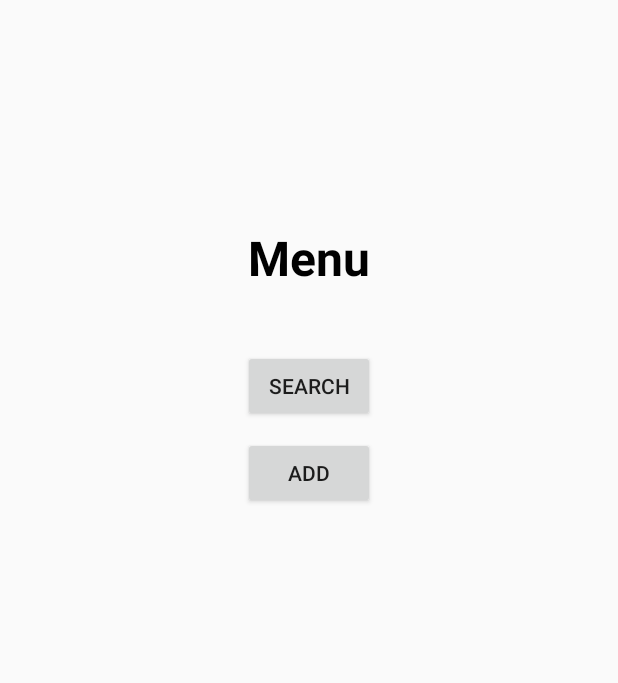
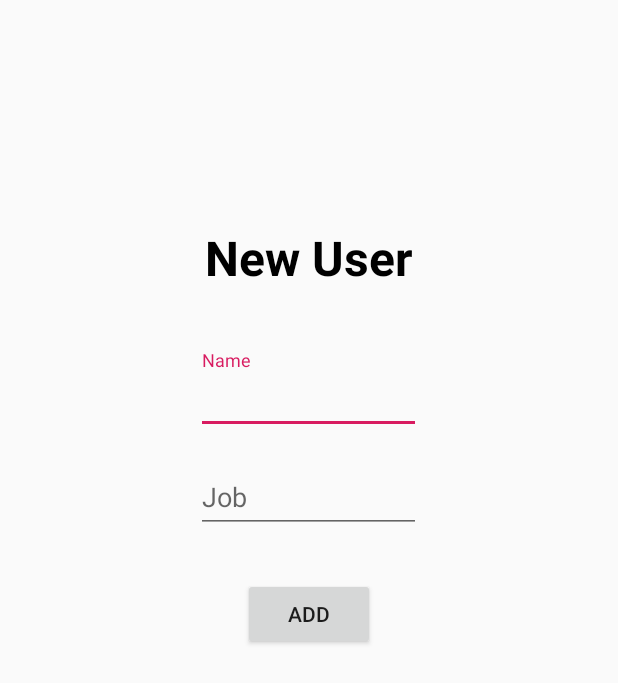
Before and after one commit to rosebm/UserHunter, an Android app: the screen it shows after launch (MenuActivity before the commit, AddUserActivity after it), after a tap on "ADD", on a phone screen of 412 x 824 dp. Shown: the top 683 px of the screen. Run offline under Robolectric (Android 15) with nearby library versions, the phone set to English and light mode, and no system bars; our stand-ins replace data binding.

```diff
--- a/app/build.gradle
+++ b/app/build.gradle
@@ -36,5 +36,6 @@ dependencies {
     implementation 'com.android.support:recyclerview-v7:28.0.0'
     implementation 'com.squareup.picasso:picasso:2.71828'
     implementation 'com.google.code.gson:gson:2.8.5'
+    implementation 'com.squareup.retrofit2:retrofit:2.6.1'
     implementation 'com.squareup.retrofit2:converter-gson:2.4.0'
 }
--- a/app/src/main/AndroidManifest.xml
+++ b/app/src/main/AndroidManifest.xml
@@ -25,6 +25,9 @@
         <activity
             android:name=".Activities.SearchActivity"
             android:screenOrientation="portrait" />
+        <activity
+            android:name=".Activities.AddUserActivity"
+            android:screenOrientation="portrait" />
     </application>
 
 </manifest>
--- /dev/null
+++ b/app/src/main/java/com/rosalyn/userhunter/Activities/AddUserActivity.java
@@ -0,0 +1,46 @@
+package com.rosalyn.userhunter.Activities;
+
+import android.app.Activity;
+import android.content.Context;
+import android.os.Bundle;
+import android.view.View;
+import android.widget.Toast;
+
+import com.rosalyn.userhunter.Presenter.UserActivityPresenter;
+import com.rosalyn.userhunter.R;
+import com.rosalyn.userhunter.databinding.ActivityAddUserBinding;
+
+import androidx.annotation.Nullable;
+import androidx.databinding.DataBindingUtil;
+
+public class AddUserActivity extends Activity {
+    private ActivityAddUserBinding activityAddUserBinding;
+    private Context context;
+
+    @Override
+    protected void onCreate(@Nullable Bundle savedInstanceState) {
+        super.onCreate(savedInstanceState);
+        context = this;
+
+        activityAddUserBinding = DataBindingUtil.setContentView(this, R.layout.activity_add_user);
+        initializeListeners();
+    }
+
+    private void initializeListeners(){
+        activityAddUserBinding.btnAdd.setOnClickListener(new View.OnClickListener() {
+            @Override
+            public void onClick(View view) {
+                String name = activityAddUserBinding.tilName.getEditText().getText().toString();
+                String job = activityAddUserBinding.tilJob.getEditText().getText().toString();
+
+                //Toast.makeText(context, name + " " + job, Toast.LENGTH_SHORT).show();
+                addNewUser(name, job);
+            }
+        });
+    }
+
+    private void addNewUser(String name, String job){
+        UserActivityPresenter userActivityPresenter = new UserActivityPresenter();
+
+    }
+}
--- a/app/src/main/java/com/rosalyn/userhunter/Activities/MenuActivity.java
+++ b/app/src/main/java/com/rosalyn/userhunter/Activities/MenuActivity.java
@@ -47,5 +47,7 @@ public class MenuActivity extends Activity implements View.OnClickListener{
      * Calls the AddUser activity
      */
     private void callAddScreen(){
+        Intent intent = new Intent(this, AddUserActivity.class);
+        startActivity(intent);
     }
 }
--- a/app/src/main/java/com/rosalyn/userhunter/Model/UserResponse.java
+++ b/app/src/main/java/com/rosalyn/userhunter/Model/UserResponse.java
@@ -9,13 +9,13 @@ public class UserResponse {
     @SerializedName("avatar")
     private String photo_url;
 
-    @SerializedName("firs_name")
+    @SerializedName("first_name")
     private String first_name;
 
     @SerializedName("last_name")
     private String last_name;
 
-    @SerializedName("last_name")
+    @SerializedName("email")
     private String email;
 
     public UserResponse(String f, String l, String e, String p){//test
--- /dev/null
+++ b/app/src/main/res/layout/activity_add_user.xml
@@ -0,0 +1,61 @@
+<?xml version="1.0" encoding="utf-8"?>
+<layout
+    xmlns:android="http://schemas.android.com/apk/res/android">
+    <LinearLayout
+        android:id="@+id/ll_root"
+        android:orientation="vertical"
+        android:layout_width="match_parent"
+        android:layout_height="match_parent">
+
+        <TextView
+            android:id="@+id/tv_title"
+            style="@style/TitleText"
+            android:text="@string/add_user"
+            android:layout_width="wrap_content"
+            android:layout_height="wrap_content"
+            android:layout_marginTop="150dp"
+            android:layout_gravity="center_horizontal"/>
+
+        <com.google.android.material.textfield.TextInputLayout
+            android:id="@+id/til_name"
+            android:layout_width="150dp"
+            android:layout_height="wrap_content"
+            android:layout_marginTop="40dp"
+            android:layout_gravity="center_horizontal">
+
+            <com.google.android.material.textfield.TextInputEditText
+                android:layout_width="match_parent"
+                android:layout_height="wrap_content"
+                android:hint="@string/name"
+                android:singleLine="true"
+                android:maxLength="15">
+                <requestFocus/>
+            </com.google.android.material.textfield.TextInputEditText>
+
+        </com.google.android.material.textfield.TextInputLayout>
+
+        <com.google.android.material.textfield.TextInputLayout
+            android:id="@+id/til_job"
+            android:layout_width="150dp"
+            android:layout_height="wrap_content"
+            android:layout_marginTop="10dp"
+            android:layout_gravity="center_horizontal">
+
+            <com.google.android.material.textfield.TextInputEditText
+                android:layout_width="match_parent"
+                android:layout_height="wrap_content"
+                android:hint="@string/job"
+                android:singleLine="true"
+                android:maxLength="15"/>
+        </com.google.android.material.textfield.TextInputLayout>
+
+        <Button
+            android:id="@+id/btn_add"
+            android:layout_width="wrap_content"
+            android:layout_height="wrap_content"
+            android:text="@string/add"
+            android:layout_gravity="center_horizontal"
+            android:layout_marginTop="30dp"/>
+
+    </LinearLayout>
+</layout>
--- a/app/src/main/res/values/strings.xml
+++ b/app/src/main/res/values/strings.xml
@@ -9,4 +9,7 @@
     <string name="last_name">Last Name</string>
     <string name="email">Email</string>
     <string name="photo_description">User photo</string>
+    <string name="add_user">New User</string>
+    <string name="name">Name</string>
+    <string name="job">Job</string>
 </resources>
```
Also changed, not shown: app/src/main/java/com/rosalyn/userhunter/Activities/SearchActivity.java (+16 -2 lines), app/src/main/java/com/rosalyn/userhunter/Interface/GetData.java (added, +14 -0 lines), app/src/main/java/com/rosalyn/userhunter/Model/UResponse.java (added, +67 -0 lines), app/src/main/java/com/rosalyn/userhunter/Presenter/UserActivityPresenter.java (added, +26 -0 lines), app/src/main/java/com/rosalyn/userhunter/rest_client/APIService.java (added, +16 -0 lines), app/src/main/java/com/rosalyn/userhunter/rest_client/ServerRequest.java (added, +71 -0 lines).
